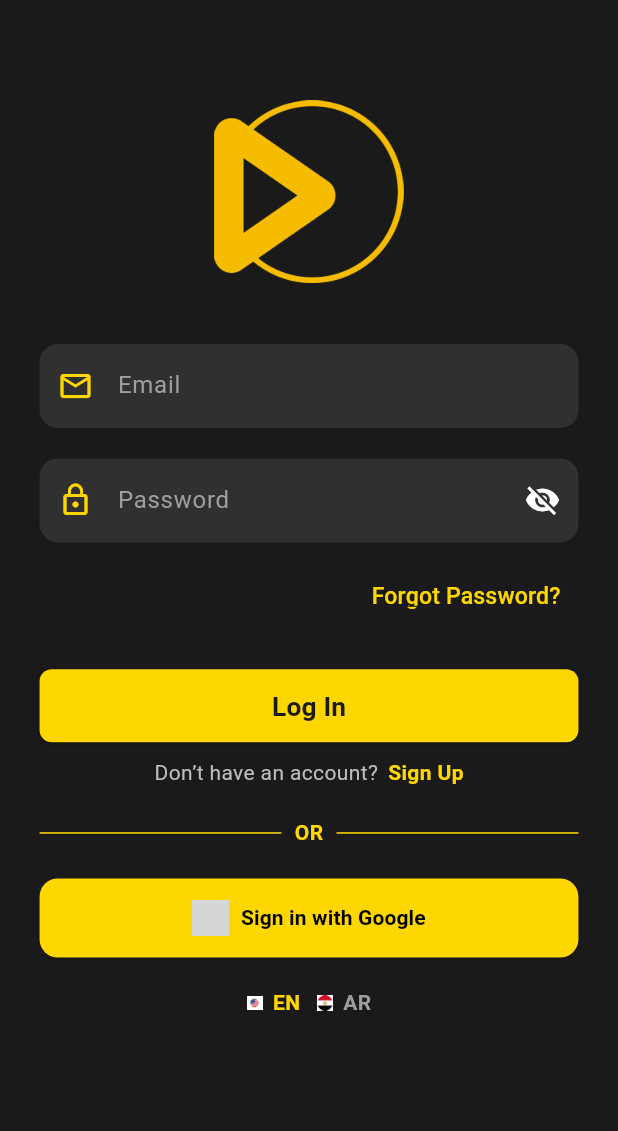
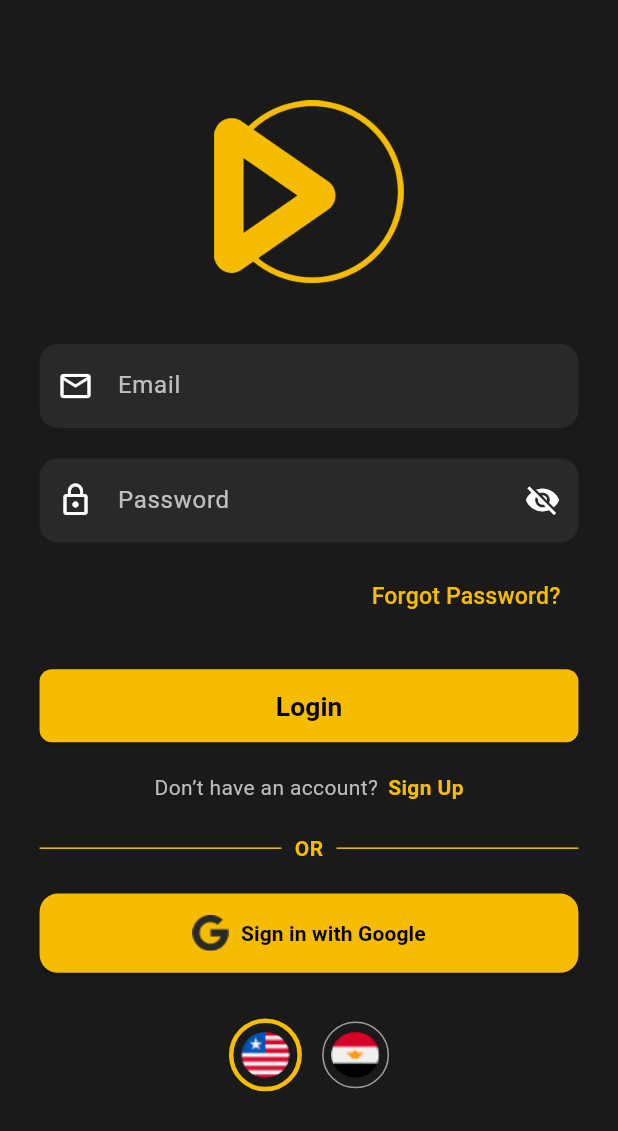
Before and after one commit to hagarsaad511-dotcom/movieApp, a Flutter app: the screen it shows after launch, on a phone screen of 412 x 824 dp. Shown: the top 1131 px of the screen. Run offline on Flutter 3.47's test engine with Material 3 defaults, Android fonts, the phone set to English and light mode, and no system bars; our stand-ins replace dartz, dio, equatable, firebase_auth, flutter_bloc, flutter_screenutil and 8 more; accounts and stored records are empty; generated files the repository leaves out were written again; grey boxes are pictures that could not be loaded.

Commit message:
login screen edited

```diff
--- a/lib/presentation/screens/login_screen.dart
+++ b/lib/presentation/screens/login_screen.dart
@@ -7,10 +7,13 @@ import 'package:provider/provider.dart';
 import 'package:google_fonts/google_fonts.dart';
 import 'package:movie_app/ui/core/themes/app_colors.dart';
 import 'package:movie_app/l10n/gen/app_localizations.dart';
+import 'package:firebase_auth/firebase_auth.dart';
+import 'package:google_sign_in/google_sign_in.dart';
 
 import '../cubits/auth/auth_cubit.dart';
 import '../cubits/auth/auth_state.dart';
 import '../widgets/custom_text_field.dart';
+import '../widgets/lang_button.dart';
 import '../widgets/loading_button.dart';
 import 'language_provider.dart';
 
@@ -28,6 +31,28 @@ class _LoginScreenState extends State<LoginScreen> {
   final _passwordController = TextEditingController();
   final _formKey = GlobalKey<FormState>();
   bool _obscurePassword = true;
+
+  Future<UserCredential?> _signInWithGoogle() async {
+    try {
+      final GoogleSignInAccount? googleUser = await GoogleSignIn().signIn();
+      if (googleUser == null) return null;
+
+      final GoogleSignInAuthentication googleAuth = await googleUser
+          .authentication;
+
+      final credential = GoogleAuthProvider.credential(
+        accessToken: googleAuth.accessToken,
+        idToken: googleAuth.idToken,
+      );
+
+      return await FirebaseAuth.instance.signInWithCredential(credential);
+    } catch (e) {
+      ScaffoldMessenger.of(context).showSnackBar(
+        SnackBar(content: Text("Google Sign-In failed: $e")),
+      );
+      return null;
+    }
+  }
 
   @override
   void dispose() {
@@ -71,7 +96,7 @@ class _LoginScreenState extends State<LoginScreen> {
                     /// --- Logo ---
                     Center(
                       child: Image.asset(
-                        "assets/images/login.png",
+                        "assets/images/login.png", // replace with your logo
                         width: 120.w,
                         height: 120.h,
                       ),
@@ -87,7 +112,8 @@ class _LoginScreenState extends State<LoginScreen> {
                       keyboardType: TextInputType.emailAddress,
                       validator: (value) {
                         if (value?.isEmpty ?? true) return lang.enterEmailError;
-                        if (!RegExp(r'^[\w-.]+@([\w-]+\.)+[\w-]{2,4}$').hasMatch(value!)) {
+                        if (!RegExp(r'^[\w-.]+@([\w-]+\.)+[\w-]{2,4}$')
+                            .hasMatch(value!)) {
                           return lang.invalidEmailError;
                         }
                         return null;
@@ -104,7 +130,9 @@ class _LoginScreenState extends State<LoginScreen> {
                       obscureText: _obscurePassword,
                       suffix: IconButton(
                         icon: Icon(
-                          _obscurePassword ? Icons.visibility_off : Icons.visibility,
+                          _obscurePassword
+                              ? Icons.visibility_off
+                              : Icons.visibility,
                           color: Colors.white,
                         ),
                         onPressed: () {
@@ -114,7 +142,8 @@ class _LoginScreenState extends State<LoginScreen> {
                         },
                       ),
                       validator: (value) {
-                        if (value?.isEmpty ?? true) return lang.enterPasswordError;
+                        if (value?.isEmpty ?? true)
+                          return lang.enterPasswordError;
                         if (value!.length < 6) return lang.passwordLengthError;
                         return null;
                       },
@@ -131,7 +160,6 @@ class _LoginScreenState extends State<LoginScreen> {
                           lang.forgotPassword,
                           style: GoogleFonts.roboto(
                             color: AppColors.yellow,
-                            decoration: TextDecoration.underline,
                             fontSize: 14.sp,
                           ),
                         ),
@@ -144,7 +172,7 @@ class _LoginScreenState extends State<LoginScreen> {
                     BlocBuilder<AuthCubit, AuthState>(
                       builder: (context, state) {
                         return LoadingButton(
-                          text: lang.loginButton,
+                          text: "Login",
                           isLoading: state is AuthLoading,
                           onPressed: () {
                             if (_formKey.currentState?.validate() ?? false) {
@@ -154,12 +182,13 @@ class _LoginScreenState extends State<LoginScreen> {
                               );
                             }
                           },
+                          backgroundColor: AppColors.yellow,
+                          textColor: Colors.black,
                         );
                       },
                     ),
 
-                    SizedBox(height: 10.h),
-
+                    SizedBox(height: 20.h),
                     /// --- Sign Up link ---
                     Row(
                       mainAxisAlignment: MainAxisAlignment.center,
@@ -173,7 +202,8 @@ class _LoginScreenState extends State<LoginScreen> {
                         SizedBox(width: 6.w),
                         GestureDetector(
                           onTap: () => context.push('/register'),
-                          child: Text(
+                          child:
+                          Text(
                             lang.signUp,
                             style: GoogleFonts.roboto(
                               color: AppColors.yellow,
@@ -183,14 +213,13 @@ class _LoginScreenState extends State<LoginScreen> {
                         ),
                       ],
                     ),
-
                     SizedBox(height: 20.h),
-
                     /// --- Divider with OR ---
                     Row(
                       children: [
                         Expanded(
-                          child: Divider(color: AppColors.yellow, thickness: 1),
+                          child:
+                          Divider(color: AppColors.yellow, thickness: 1),
                         ),
                         Padding(
                           padding: EdgeInsets.symmetric(horizontal: 8.w),
@@ -203,7 +232,8 @@ class _LoginScreenState extends State<LoginScreen> {
                           ),
                         ),
                         Expanded(
-                          child: Divider(color: AppColors.yellow, thickness: 1),
+                          child:
+                          Divider(color: AppColors.yellow, thickness: 1),
                         ),
                       ],
                     ),
@@ -214,19 +244,18 @@ class _LoginScreenState extends State<LoginScreen> {
                     SizedBox(
                       width: double.infinity,
                       child: ElevatedButton.icon(
-                        onPressed: () {
-                          ScaffoldMessenger.of(context).showSnackBar(
-                            const SnackBar(
-                              content: Text("Google login not implemented yet"),
-                            ),
-                          );
+                        onPressed: () async {
+                          final user = await _signInWithGoogle();
+                          if (user != null) {
+                            context.go('/home');
+                          }
                         },
                         icon: Image.asset(
-                          "assets/icons/google_.png",
+                          "assets/icons/google.png",
                           height: 24.h,
                         ),
                         label: Text(
-                          lang.googleLogin,
+                          "Sign in with Google",
                           style: GoogleFonts.roboto(
                             color: Colors.black,
                             fontWeight: FontWeight.bold,
@@ -242,66 +271,28 @@ class _LoginScreenState extends State<LoginScreen> {
                       ),
                     ),
 
-                    SizedBox(height: 20.h),
+                    SizedBox(height: 30.h),
 
                     /// --- Language Switch ---
-                    Align(
-                      alignment: Alignment.bottomCenter,
-                      child: Consumer<LanguageProvider>(
-                        builder: (context, langProvider, _) =>
                     Row(
                       mainAxisAlignment: MainAxisAlignment.center,
                       children: [
-                                GestureDetector(
-                                  onTap: () => langProvider.setLang("en"),
-                                  child: Row(
-                                    children: [
-                                      Image.asset(
-                                        "assets/icons/us_flag.png",
-                                        height: 10.h,
-                                        width: 10.w,
+                        LangButton(
+                          langCode: "en",
+                          asset: "assets/icons/LR.png",
+                          onPressed: () {
+                            langProvider.setLang("en");
+                          },
                         ),
-                                      SizedBox(width: 6.w),
-                                      Text(
-                                        "EN",
-                                        style: GoogleFonts.roboto(
-                                          color:
-                                          langProvider.currentLangCode == 'en'
-                                              ? AppColors.yellow
-                                              : Colors.grey,
-                                          fontWeight: FontWeight.bold,
-                                        ),
+                        SizedBox(width: 10.w),
+                        LangButton(
+                          langCode: "ar",
+                          asset: "assets/icons/EG.png",
+                          onPressed: () {
+                            langProvider.setLang("ar");
+                          },
                         ),
                       ],
-                                  ),
-                                ),
-                                SizedBox(width: 10.w),
-                                GestureDetector(
-                                  onTap: () => langProvider.setLang("ar"),
-                                  child: Row(
-                                    children: [
-                                      Image.asset(
-                                        "assets/icons/eg_flag.png",
-                                        height: 10.h,
-                                        width:  10.w,
-                                      ),
-                                      SizedBox(width: 6.w),
-                                      Text(
-                                        "AR",
-                                        style: GoogleFonts.roboto(
-                                          color:
-                                          langProvider.currentLangCode == 'ar'
-                                              ? AppColors.yellow
-                                              : Colors.grey,
-                                          fontWeight: FontWeight.bold,
-                                        ),
-                                      ),
-                                    ],
-                                  ),
-                                ),
-                              ],
-                            ),
-                      ),
                     ),
                   ],
                 ),
--- a/lib/presentation/widgets/custom_text_field.dart
+++ b/lib/presentation/widgets/custom_text_field.dart
@@ -33,16 +33,17 @@ class CustomTextField extends StatelessWidget {
       style: GoogleFonts.roboto(color: Colors.white),
       decoration: InputDecoration(
         filled: true,
-        fillColor: Colors.grey[850],
+        fillColor: const Color(0xFF282A28), // match screenshot
         hintText: hintText,
-        hintStyle: GoogleFonts.roboto(color: Colors.grey[500]),
-        prefixIcon: Icon(icon, color: AppColors.yellow),
+        hintStyle: GoogleFonts.roboto(color: Colors.white70),
+        prefixIcon: Icon(icon, color: Colors.white),
         suffixIcon: suffix,
         border: OutlineInputBorder(
           borderRadius: BorderRadius.circular(12.r),
           borderSide: BorderSide.none,
         ),
       ),
+
     );
   }
 }
--- /dev/null
+++ b/lib/presentation/widgets/lang_button.dart
@@ -0,0 +1,71 @@
+import 'package:flutter/material.dart';
+import 'package:provider/provider.dart';
+import 'package:flutter_screenutil/flutter_screenutil.dart';
+
+import '../../ui/core/themes/app_colors.dart';
+import '../screens/language_provider.dart'; // <-- update path if yours differs
+
+class LangButton extends StatelessWidget {
+  final String langCode;
+  final String asset;
+  final VoidCallback? onPressed;
+
+  // Customization
+  final double size; // flag size
+  final double padding; // inner padding
+  final Color selectedBorderColor;
+  final Color unselectedBorderColor;
+  final double selectedBorderWidth;
+  final double unselectedBorderWidth;
+
+  const LangButton({
+    Key? key,
+    required this.langCode,
+    required this.asset,
+    this.onPressed,
+    this.size = 30,
+    this.padding = 6,
+    this.selectedBorderColor = AppColors.yellow,
+    this.unselectedBorderColor = Colors.grey,
+    this.selectedBorderWidth = 3,
+    this.unselectedBorderWidth = 1,
+  }) : super(key: key);
+
+  @override
+  Widget build(BuildContext context) {
+    // Use current app locale instead of a provider field that may not exist
+    final String currentCode = Localizations.localeOf(context).languageCode;
+    final bool isSelected = currentCode == langCode;
+
+    // We only need the provider to change language, not to listen for rebuilds
+    final langProvider = context.read<LanguageProvider>();
+
+    return GestureDetector(
+      onTap: () {
+        if (onPressed != null) {
+          onPressed!();
+        } else {
+          langProvider.setLang(langCode);
+        }
+      },
+      child: Container(
+        padding: EdgeInsets.all(padding.r), // radius-friendly scaling
+        decoration: BoxDecoration(
+          shape: BoxShape.circle,
+          border: Border.all(
+            color: isSelected ? selectedBorderColor : unselectedBorderColor,
+            width: isSelected ? selectedBorderWidth : unselectedBorderWidth,
+          ),
+        ),
+        child: ClipOval(
+          child: Image.asset(
+            asset,
+            height: size.h,
+            width: size.w,
+            fit: BoxFit.cover,
+          ),
+        ),
+      ),
+    );
+  }
+}
--- a/lib/ui/core/themes/app_colors.dart
+++ b/lib/ui/core/themes/app_colors.dart
@@ -6,7 +6,7 @@ class AppColors {
   static const Color darkGrey = Color(0xFF2A2A2A);
   static const Color mediumGrey = Color(0xFF404040);
   static const Color lightGrey = Color(0xFF808080);
-  static const Color yellow = Color(0xFFFFD700);
+  static const Color yellow = Color(0xFFF6BD00);
   static const Color red = Color(0xFFFF4444);
   static const Color white = Colors.white;
 }
```
Also changed, not shown: assets/icons/EG.png (added), assets/icons/LR.png (added), assets/icons/eg_flag.png (deleted), assets/icons/google.png (added), assets/icons/google_.svg (deleted), assets/icons/us_flag.png (deleted), lib/generated/assets.dart. Lines whose indentation alone changed are shown as unchanged.
